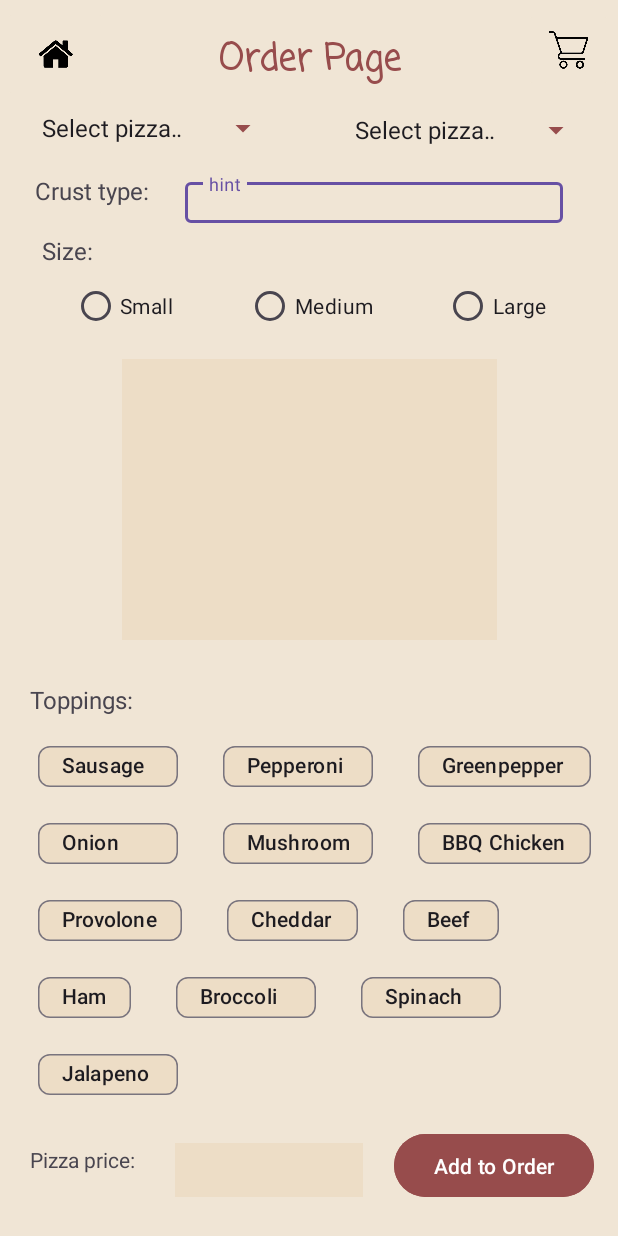
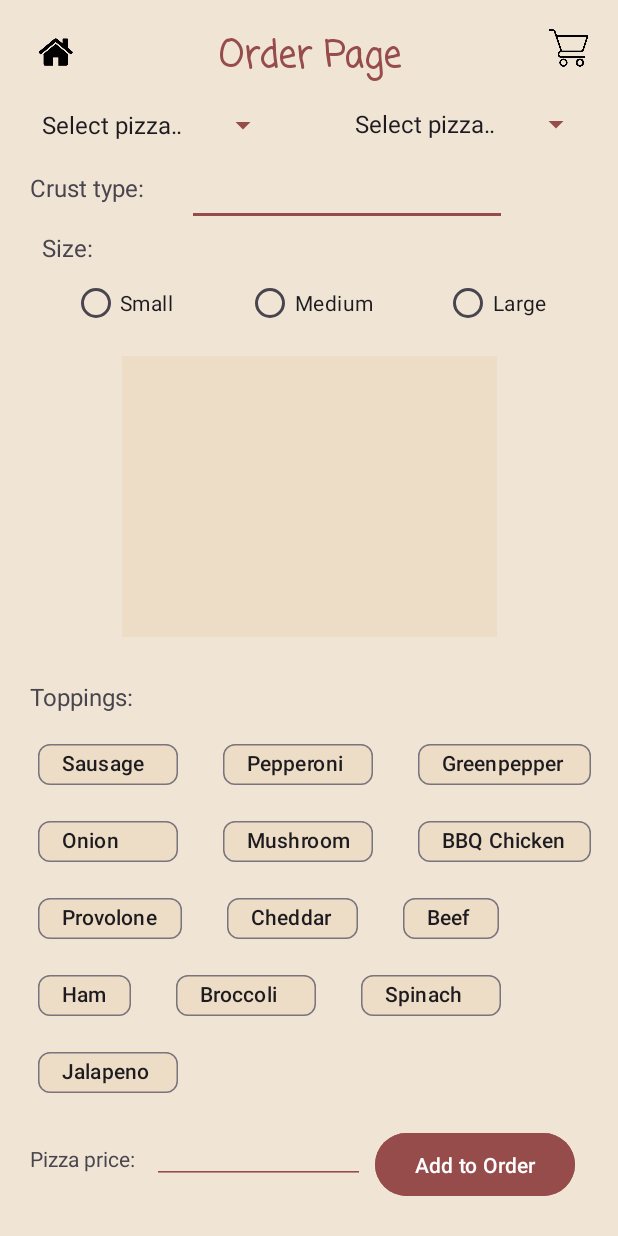
Before and after one commit to sk2539/RUPizzeriaAndroid, an Android app: the OrderActivity screen opened directly, with no data from a screen before it, on a phone screen of 412 x 824 dp. Run offline under Robolectric (Android 15) with nearby library versions, the phone set to English and light mode, and no system bars.

Commit message:
crust type updates based on pizza info

```diff
--- a/app/src/main/res/layout/activity_order.xml
+++ b/app/src/main/res/layout/activity_order.xml
@@ -50,9 +50,7 @@
         android:layout_marginStart="21dp"
         android:layout_marginTop="8dp"
         android:layout_marginEnd="28dp"
-        android:layout_marginBottom="13dp"
         android:backgroundTint="#974C4C"
-        app:layout_constraintBottom_toTopOf="@+id/textInputLayout"
         app:layout_constraintEnd_toEndOf="parent"
         app:layout_constraintStart_toEndOf="@+id/chooseType"
         app:layout_constraintTop_toBottomOf="@+id/shoppingCart" />
@@ -167,21 +165,6 @@
         app:layout_constraintStart_toEndOf="@+id/radioButtonMedium"
         app:layout_constraintTop_toTopOf="@+id/radioGroupSize"/>
 
-    <com.google.android.material.textfield.TextInputLayout
-        android:id="@+id/pricePriceInput"
-        android:layout_width="125dp"
-        android:layout_height="36dp"
-        android:layout_marginStart="10dp"
-        android:layout_marginTop="10dp"
-        android:layout_marginEnd="20dp"
-        android:layout_marginBottom="13dp"
-        android:background="#EDDDC6"
-        android:enabled="false"
-        app:layout_constraintBottom_toBottomOf="parent"
-        app:layout_constraintEnd_toStartOf="@+id/button3"
-        app:layout_constraintStart_toEndOf="@+id/textView6"
-        app:layout_constraintTop_toBottomOf="@+id/toppings" />
-
     <Button
         android:id="@+id/button3"
         android:layout_width="133dp"
@@ -193,7 +176,7 @@
         android:text="@string/add_to_order"
         app:layout_constraintBottom_toBottomOf="parent"
         app:layout_constraintEnd_toEndOf="parent"
-        app:layout_constraintHorizontal_bias="1.0"
+        app:layout_constraintHorizontal_bias="0.0"
         app:layout_constraintStart_toStartOf="parent"
         app:layout_constraintTop_toBottomOf="@+id/toppings" />
 
@@ -203,11 +186,11 @@
         android:layout_height="wrap_content"
         android:layout_marginStart="19dp"
         android:layout_marginTop="12dp"
-        android:layout_marginEnd="16dp"
+        android:layout_marginEnd="5dp"
         android:layout_marginBottom="29dp"
         android:text="@string/pizza_price"
         app:layout_constraintBottom_toBottomOf="parent"
-        app:layout_constraintEnd_toStartOf="@+id/pricePriceInput"
+        app:layout_constraintEnd_toStartOf="@+id/price"
         app:layout_constraintStart_toStartOf="parent"
         app:layout_constraintTop_toBottomOf="@+id/toppings" />
 
@@ -401,29 +384,41 @@
         android:layout_height="wrap_content"
         android:layout_marginStart="20dp"
         android:layout_marginTop="16dp"
-        android:layout_marginEnd="8dp"
         android:text="Crust type: "
         android:textSize="16sp"
-        app:layout_constraintEnd_toStartOf="@+id/textInputLayout"
         app:layout_constraintStart_toStartOf="parent"
         app:layout_constraintTop_toBottomOf="@+id/chooseType" />
 
-    <com.google.android.material.textfield.TextInputLayout
-        android:id="@+id/textInputLayout"
-        android:layout_width="263dp"
-        android:layout_height="37dp"
+    <EditText
+        android:id="@+id/crustType"
+        android:layout_width="wrap_content"
+        android:layout_height="wrap_content"
         android:layout_marginStart="8dp"
-        android:layout_marginEnd="22dp"
-        android:layout_marginBottom="25dp"
+        android:layout_marginTop="8dp"
+        android:layout_marginEnd="74dp"
+        android:layout_marginBottom="27dp"
+        android:backgroundTint="#974C4C"
+        android:ems="10"
+        android:inputType="text"
         app:layout_constraintBottom_toTopOf="@+id/radioGroupSize"
         app:layout_constraintEnd_toEndOf="parent"
+        app:layout_constraintHorizontal_bias="1.0"
         app:layout_constraintStart_toEndOf="@+id/textView7"
-        app:layout_constraintTop_toBottomOf="@+id/choosePizzaType">
+        app:layout_constraintTop_toBottomOf="@+id/choosePizzaType" />
 
-        <com.google.android.material.textfield.TextInputEditText
-            android:layout_width="252dp"
-            android:layout_height="27dp"
-            android:hint="hint" />
-    </com.google.android.material.textfield.TextInputLayout>
+    <EditText
+        android:id="@+id/price"
+        android:layout_width="142dp"
+        android:layout_height="42dp"
+        android:layout_marginStart="5dp"
+        android:layout_marginEnd="6dp"
+        android:layout_marginBottom="25dp"
+        android:backgroundTint="#974C4C"
+        android:ems="10"
+        android:inputType="text"
+        app:layout_constraintBottom_toBottomOf="parent"
+        app:layout_constraintEnd_toStartOf="@+id/button3"
+        app:layout_constraintStart_toEndOf="@+id/textView6"
+        app:layout_constraintTop_toBottomOf="@+id/toppings" />
 
 </androidx.constraintlayout.widget.ConstraintLayout>
```
Also changed, not shown: app/src/main/java/com/example/rupizzeriaandroid/OrderActivity.java (+45 -10 lines).
